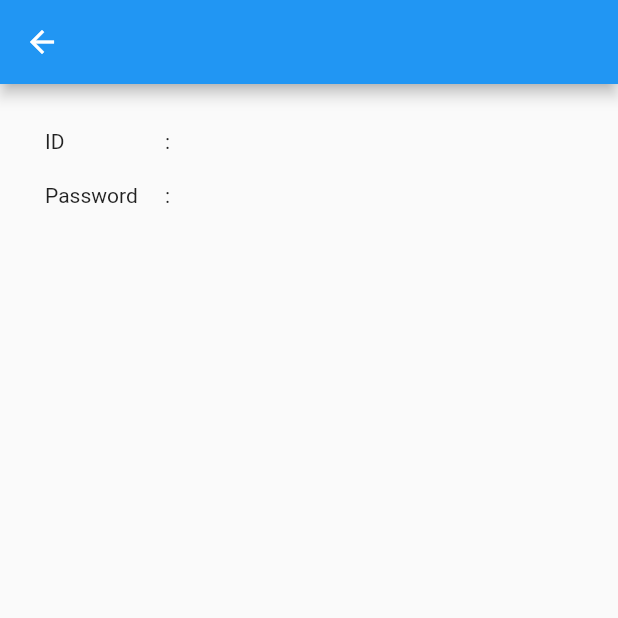
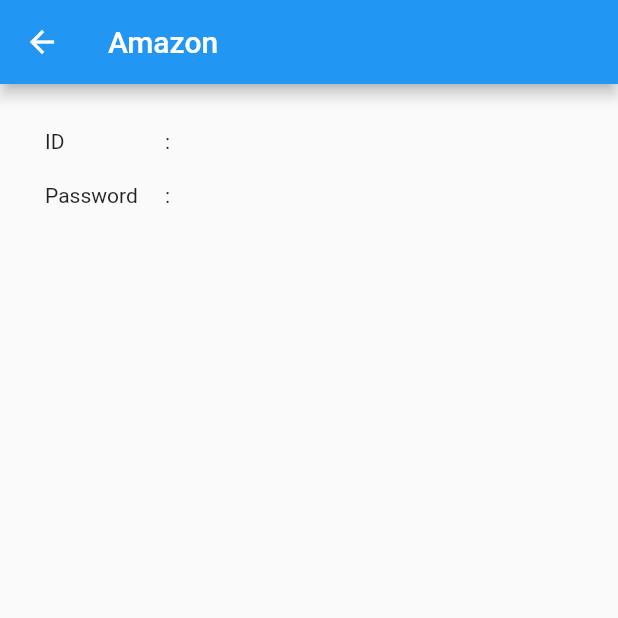
Before and after one commit to seitamuro/first_flutter_app, a Flutter app: the screen it shows after launch, after a tap on "Amazon", on a phone screen of 412 x 824 dp, the top half of it. Run offline on Flutter 3.47's test engine with Material 2 defaults, Android fonts, the light colour scheme and no system bars.

Commit message:
遷移先にデータを渡す

```diff
--- a/lib/main.dart
+++ b/lib/main.dart
@@ -52,7 +52,7 @@
               children: [
                 ListTile(
                   onTap: () {
-                    Navigator.push(context, MaterialPageRoute(builder: (context) => NextPage()));
+                    Navigator.push(context, MaterialPageRoute(builder: (context) => NextPage(titleList[i])));
                   },
                   leading: Icon(Icons.vpn_key),
                   title: Text(titleList[i])
--- a/lib/next_page.dart
+++ b/lib/next_page.dart
@@ -2,6 +2,11 @@
 import 'package:flutter/material.dart';
 
 class NextPage extends StatefulWidget {
+  final String title;
+
+  NextPage(this.title) {
+  }
+
   @override
   _NextPageState createState() => _NextPageState();
 }
@@ -10,7 +15,9 @@
   @override
   Widget build(BuildContext context) {
     return Scaffold(
-      appBar: AppBar(),
+      appBar: AppBar(
+        title: Text(widget.title)
+      ),
       body: Padding(
         padding: const EdgeInsets.all(30.0),
         child: Column(
```
